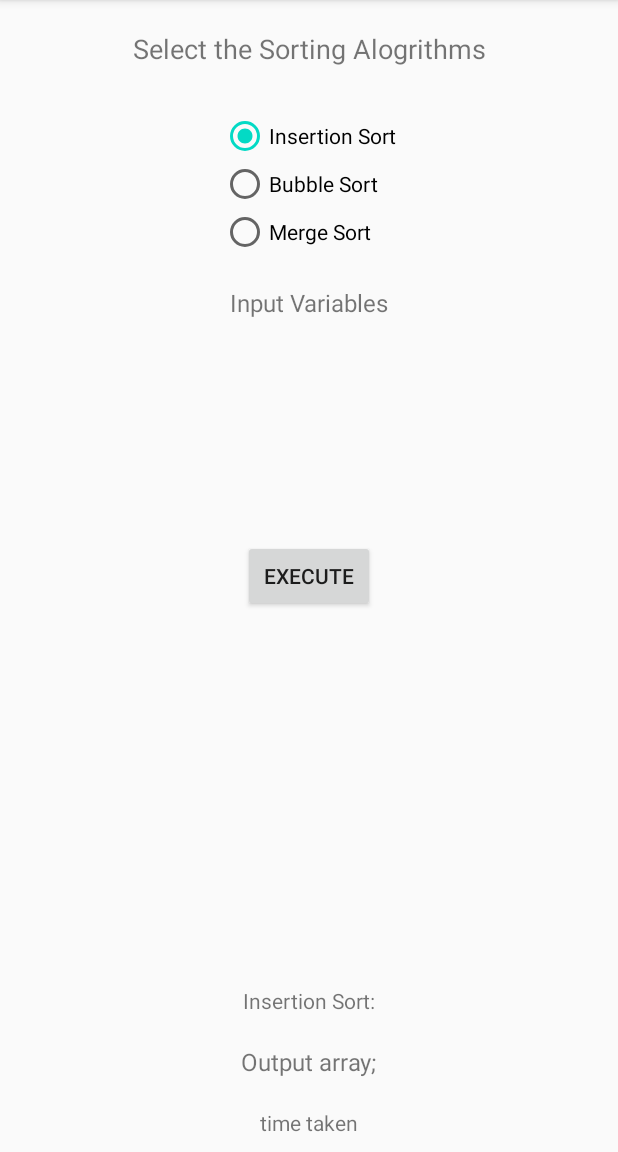
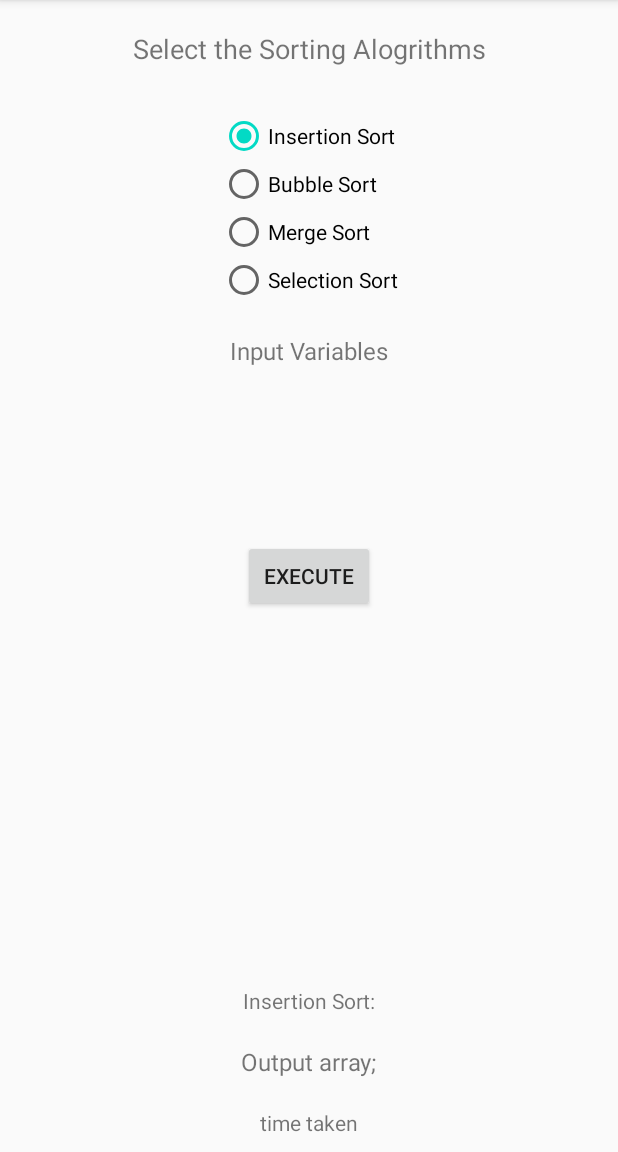
Before and after one commit to nshijen/AlogrithmsAndDS, an Android app: the screen it shows after launch (MainActivity), on a phone screen of 412 x 824 dp, the part 84-1236 px from its top. Run offline under Robolectric (Android 15) with nearby library versions, the phone set to English and light mode, and no system bars.

Commit message:
Added selection sort

```diff
--- a/app/src/main/java/com/shijen/algorithmandds/MainActivity.kt
+++ b/app/src/main/java/com/shijen/algorithmandds/MainActivity.kt
@@ -32,6 +32,7 @@ class MainActivity : AppCompatActivity() {
                 insertion_sort.id -> sortingAlog = SortingAlgorithms.INSERTION_SORT
                 bubble_sort.id -> sortingAlog = SortingAlgorithms.BUBBLE_SORT
                 merge_sort.id -> sortingAlog = SortingAlgorithms.MERGE_SORT
+                selection_sort.id -> sortingAlog = SortingAlgorithms.MERGE_SORT
             }
             tv_alog_name.setText(sortingAlog.alogName)
         }
--- a/app/src/main/java/com/shijen/algorithmandds/alogrithms/SortingAlgorithms.kt
+++ b/app/src/main/java/com/shijen/algorithmandds/alogrithms/SortingAlgorithms.kt
@@ -3,7 +3,8 @@ package com.shijen.algorithmandds.alogrithms
 enum class SortingAlgorithms(x:Sorting,name:String) {
     INSERTION_SORT(InsertionSort(),"Insertion Sort:"),
     BUBBLE_SORT(BubbleSort(),"Bubble Sort"),
-    MERGE_SORT(MergeSort(),"Merge_Sort");
+    MERGE_SORT(MergeSort(),"Merge_Sort"),
+    SELECTION_SORT(SelectionSort(),"Selection_Sort");
     val instance = x;
     val alogName = name
 
--- a/app/src/main/res/layout/activity_main.xml
+++ b/app/src/main/res/layout/activity_main.xml
@@ -35,6 +35,12 @@
             android:layout_width="wrap_content"
             android:layout_height="wrap_content"
             android:text="Merge Sort" />
+
+        <RadioButton
+            android:id="@+id/selection_sort"
+            android:layout_width="wrap_content"
+            android:layout_height="wrap_content"
+            android:text="Selection Sort" />
     </RadioGroup>
 
     <Button
```
Also changed, not shown: app/src/main/java/com/shijen/algorithmandds/alogrithms/SelectionSort.kt (added, +20 -0 lines).
